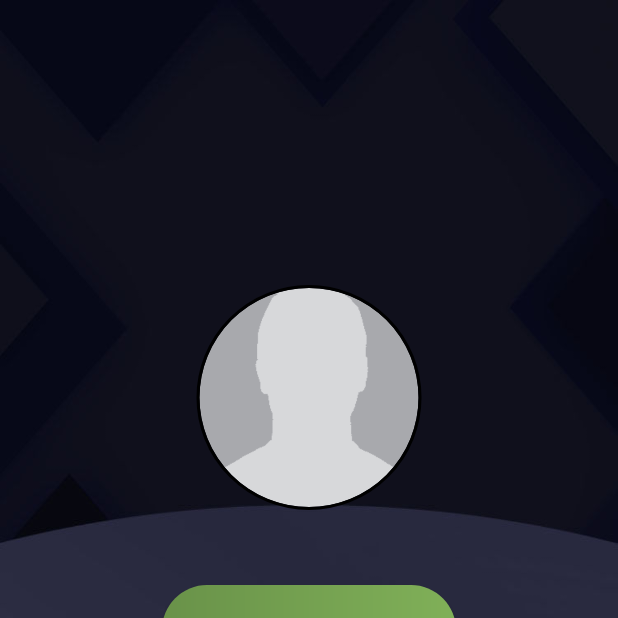
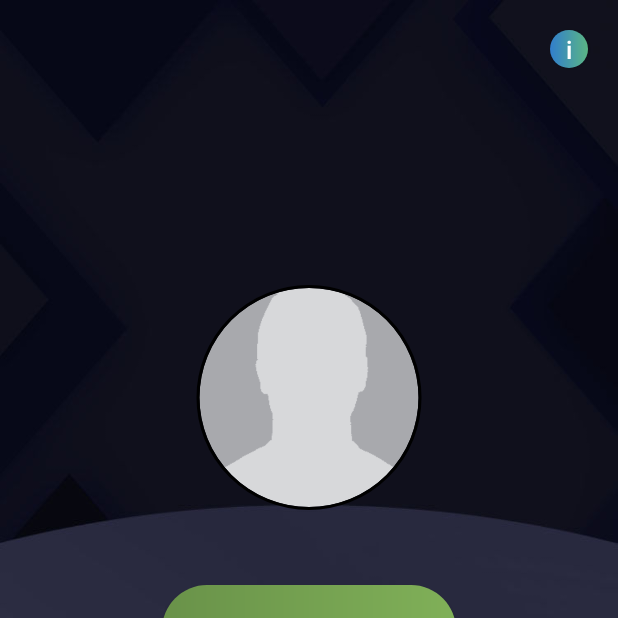
Before and after one commit to redbulldog/quizapp-v1.0, an Android app: the screen it shows after launch (MainMenu), on a phone screen of 412 x 824 dp, the top half of it. Run offline under Robolectric (Android 15) with nearby library versions, the light colour scheme and no system bars; our stand-ins replace ButterKnife, CircleImageView.

Commit message:
Save profil image to shared preference

```diff
--- a/app/build.gradle
+++ b/app/build.gradle
@@ -27,9 +27,8 @@
     androidTestImplementation 'com.android.support.test.espresso:espresso-core:3.0.1'
 
 /*Butterknife*/
-implementation 'com.jakewharton:butterknife:8.8.1'
-annotationProcessor 'com.jakewharton:butterknife-compiler:8.8.1'
-
+    implementation 'com.jakewharton:butterknife:8.8.1'
+    annotationProcessor 'com.jakewharton:butterknife-compiler:8.8.1'
 
     /*Circle images*/
     implementation 'de.hdodenhof:circleimageview:2.2.0'
--- a/app/src/main/java/com/quizapp/kovacszoltan/quizV1/MainActivity.java
+++ b/app/src/main/java/com/quizapp/kovacszoltan/quizV1/MainActivity.java
@@ -293,7 +293,6 @@
         }
 
         ujkerdes();
-        pontok--;
     }
     public void ujkerdes() {
 
--- a/app/src/main/java/com/quizapp/kovacszoltan/quizV1/MainMenu.java
+++ b/app/src/main/java/com/quizapp/kovacszoltan/quizV1/MainMenu.java
@@ -5,16 +5,19 @@
 import android.content.Intent;
 import android.content.SharedPreferences;
 import android.graphics.Bitmap;
+import android.graphics.BitmapFactory;
 import android.net.Uri;
 import android.provider.MediaStore;
 import android.support.v7.app.AlertDialog;
 import android.support.v7.app.AppCompatActivity;
 import android.os.Bundle;
+import android.util.Base64;
 import android.view.View;
 import android.widget.Button;
 import android.widget.EditText;
 import android.widget.Toast;
 
+import java.io.ByteArrayOutputStream;
 import java.io.IOException;
 
 import butterknife.BindView;
@@ -24,10 +27,11 @@
     @BindView(R.id.btn_newgame) Button btn_newgame;
     @BindView(R.id.btn_scoreboard) Button btn_scoreboard;
     @BindView(R.id.btn_exit) Button btn_exit;
+    @BindView(R.id.btn_info) Button btn_info;
     @BindView(R.id.btn_felh_nev) Button btn_felh_nev;
     @BindView(R.id.profile_image) de.hdodenhof.circleimageview.CircleImageView profile_image;
     private AlertDialog.Builder felh_nev_input;
-    private String usernameexists, profilRaw;
+    private String usernameexists, imagestring;
     private int PICK_IMAGE_REQUEST = 1;
 
 
@@ -44,6 +48,12 @@
         {
             felhasznalonev(false);
         }
+        this.imagestring = sharedPreferences.getString("image", "");
+        if (!imagestring.isEmpty())
+        {
+            byte[] imageAsBytes = Base64.decode(imagestring.getBytes(), Base64.DEFAULT);
+            profile_image.setImageBitmap(BitmapFactory.decodeByteArray(imageAsBytes, 0, imageAsBytes.length));
+        }
 
     }
 
@@ -51,6 +61,13 @@
         SharedPreferences sharedPreferences = getSharedPreferences("Scores", Context.MODE_PRIVATE);
         SharedPreferences.Editor editor = sharedPreferences.edit();
         editor.clear().commit();
+        btn_info.setOnClickListener(new View.OnClickListener() {
+            @Override
+            public void onClick(View view) {
+                Intent info = new Intent(MainMenu.this, Information.class);
+                startActivity(info);
+            }
+        });
         btn_newgame.setOnClickListener(new View.OnClickListener() {
             @Override
             public void onClick(View view) {
@@ -122,8 +139,16 @@
                 try {
                     Bitmap bitmap = MediaStore.Images.Media.getBitmap(this.getContentResolver(), contentURI);
                     //String path = saveImage(bitmap);
-                    Toast.makeText(MainMenu.this, bitmap.toString(), Toast.LENGTH_SHORT).show();
                     profile_image.setImageBitmap(bitmap);
+                    ByteArrayOutputStream baos = new ByteArrayOutputStream();
+                    bitmap.compress(Bitmap.CompressFormat.JPEG, 80, baos); //bm is the bitmap object
+                    byte[] b = baos.toByteArray();
+                    String encoded = Base64.encodeToString(b, Base64.DEFAULT);
+
+                    SharedPreferences sharedPreferences = getSharedPreferences("UserInfo", Context.MODE_PRIVATE);
+                    SharedPreferences.Editor editor = sharedPreferences.edit();
+                    editor.putString("image", encoded.toString());
+                    editor.commit();
 
                 } catch (IOException e) {
                     e.printStackTrace();
--- a/app/src/main/res/layout/activity_main_menu.xml
+++ b/app/src/main/res/layout/activity_main_menu.xml
@@ -6,6 +6,18 @@
     android:layout_height="match_parent"
     tools:context="com.quizapp.kovacszoltan.quizV1.MainMenu"
     android:background="@drawable/android_main_menu_bg">
+    <Button
+        android:layout_width="25dp"
+        android:layout_height="25dp"
+        android:background="@drawable/rounded_button2"
+        android:text="i"
+        android:textAllCaps="false"
+        android:textSize="25px"
+        android:id="@+id/btn_info"
+        android:textColor="#fff"
+        android:layout_alignParentRight="true"
+        android:layout_marginRight="30px"
+        android:layout_marginTop="30px"/>
 
     <LinearLayout
         android:layout_width="match_parent"
```
Also changed, not shown: app/src/main/AndroidManifest.xml (+13 -8 lines), app/src/main/java/com/quizapp/kovacszoltan/quizV1/Information.java (added, +13 -0 lines), app/src/main/res/layout/activity_information.xml (added, +16 -0 lines), 1 other file.
